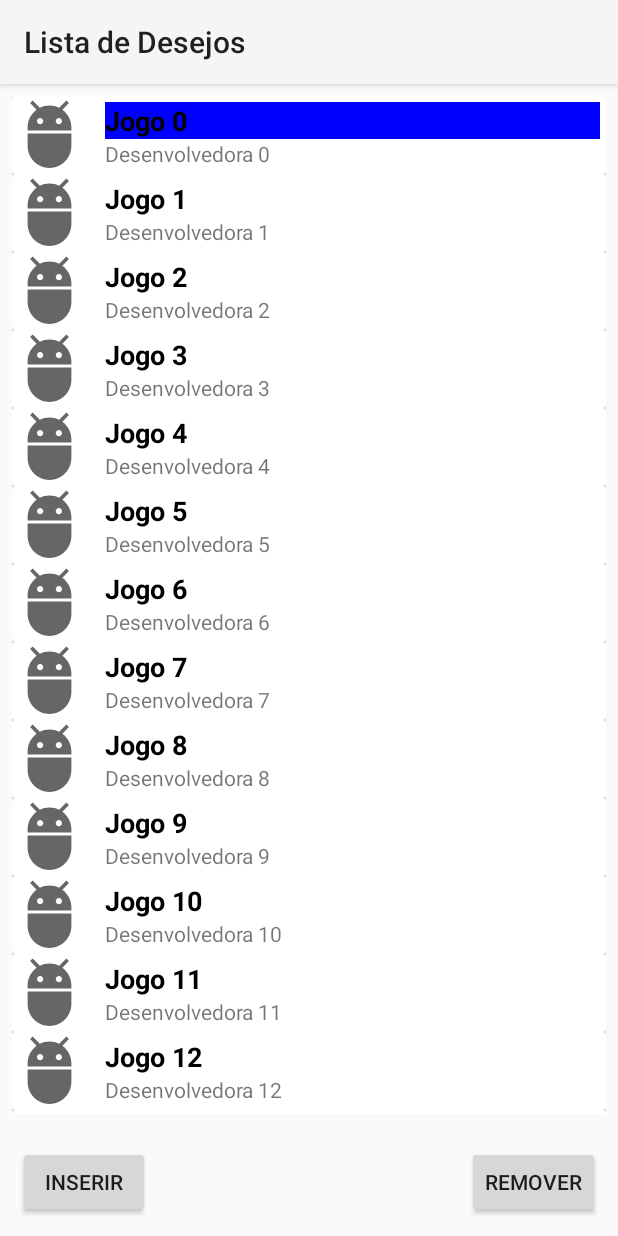
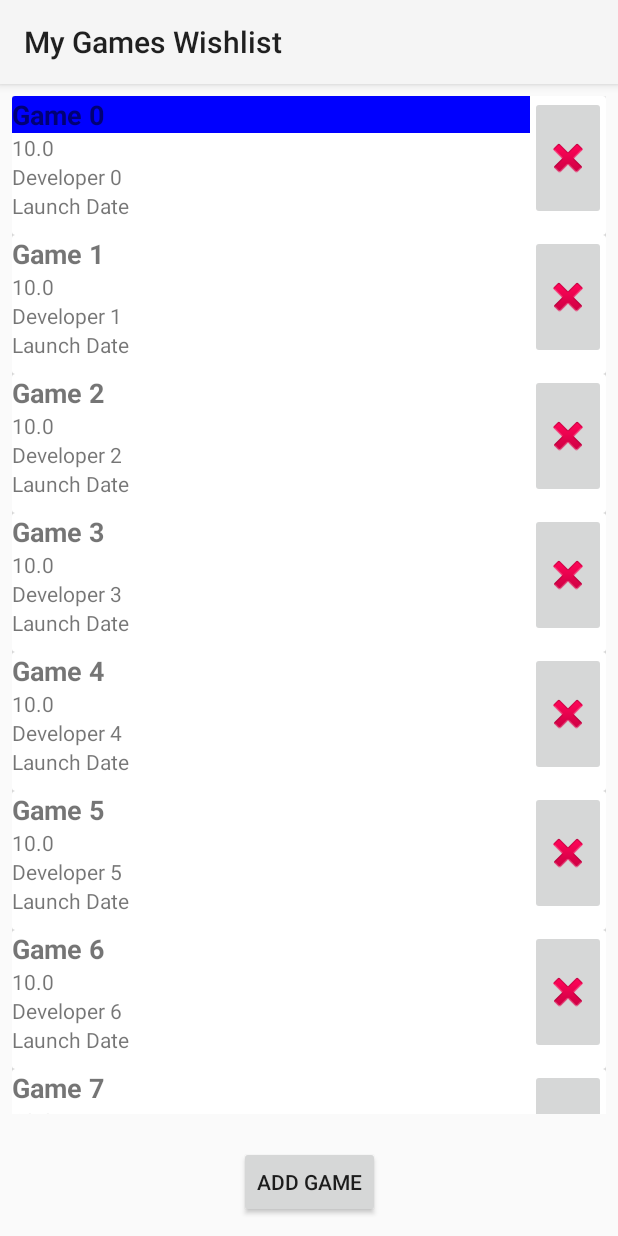
Before and after one commit to Gustavo-F/Programacao-Dispositivos-Moveis, an Android app: the screen it shows after launch (MainActivity), on a phone screen of 412 x 824 dp. Run offline under Robolectric (Android 15) with nearby library versions, the phone set to English and light mode, and no system bars.

Commit message:
Renomeado classes, funções, atributos e variáveis. Alterado botão para remoção de item.

```diff
--- /dev/null
+++ b/Lista-de-Desejos/app/src/main/java/com/example/listadedesejos/Game.kt
@@ -0,0 +1,5 @@
+package com.example.listadedesejos
+
+import java.util.*
+
+data class Game(val image: Int, val name: String, var price: Float = 0.0f, val launchDate: Date?, var developer: String)
--- /dev/null
+++ b/Lista-de-Desejos/app/src/main/java/com/example/listadedesejos/GameAdapter.kt
@@ -0,0 +1,47 @@
+package com.example.listadedesejos
+
+import android.graphics.Color
+import android.view.LayoutInflater
+import android.view.View
+import android.view.ViewGroup
+import android.widget.ImageButton
+import android.widget.TextView
+import androidx.recyclerview.widget.RecyclerView
+
+class GameAdapter(
+    private val gameList: List<Game>,
+    val listener: OnGameClickListener
+    ): RecyclerView.Adapter<GameAdapter.GameViewHolder>() {
+
+    inner class GameViewHolder(gameView: View): RecyclerView.ViewHolder(gameView), View.OnClickListener  {
+        val name: TextView = gameView.findViewById(R.id.name)
+        val developer: TextView = gameView.findViewById(R.id.developer)
+        val price: TextView = gameView.findViewById(R.id.price)
+        private val removeButton: ImageButton = gameView.findViewById(R.id.remove) as ImageButton
+
+        init {
+            removeButton.setOnClickListener(this)
+        }
+        override fun onClick(v: View?) {
+            listener.onRemoveButtonClick(adapterPosition)
+        }
+    }
+
+    override fun onCreateViewHolder(parent: ViewGroup, viewType: Int): GameViewHolder {
+        val gameView = LayoutInflater.from(parent.context).inflate(R.layout.item, parent, false)
+        return GameViewHolder(gameView)
+    }
+
+    override fun onBindViewHolder(holder: GameViewHolder, position: Int) {
+        val currentGame = gameList[position]
+        holder.name.text = (currentGame.name)
+        holder.developer.text = (currentGame.developer)
+        holder.price.text = (currentGame.price.toString())
+
+        if (position == 0){
+            holder.name.setBackgroundColor(Color.BLUE)
+        }
+    }
+
+    override fun getItemCount() = gameList.size
+}
--- a/Lista-de-Desejos/app/src/main/java/com/example/listadedesejos/Jogo.kt
+++ /dev/null
@@ -1,3 +0,0 @@
-package com.example.listadedesejos
-
-data class Jogo (val image: Int, val nome: String, var desenvolvedora: String)
--- a/Lista-de-Desejos/app/src/main/java/com/example/listadedesejos/JogoAdapter.kt
+++ /dev/null
@@ -1,48 +0,0 @@
-package com.example.listadedesejos
-
-import android.graphics.Color
-import android.view.LayoutInflater
-import android.view.View
-import android.view.ViewGroup
-import android.widget.ImageView
-import android.widget.TextView
-import androidx.recyclerview.widget.RecyclerView
-
-class JogoAdapter(
-        private val jogoList: List<Jogo>,
-        val listener: OnJogoClickListener
-    ): RecyclerView.Adapter<JogoAdapter.JogoViewHolder>() {
-
-    inner class JogoViewHolder(jogoView: View): RecyclerView.ViewHolder(jogoView), View.OnClickListener {
-
-        val image: ImageView = jogoView.findViewById(R.id.imageView)
-        val titulo: TextView = jogoView.findViewById(R.id.title)
-        val info: TextView = jogoView.findViewById(R.id.info)
-
-        init {
-            jogoView.setOnClickListener(this)
-        }
-
-        override fun onClick(v: View?) {
-            listener.onJogoClick(adapterPosition)
-        }
-    }
-
-    override fun onCreateViewHolder(parent: ViewGroup, viewType: Int): JogoViewHolder {
-        val jogoView = LayoutInflater.from(parent.context).inflate(R.layout.item, parent, false)
-        return JogoViewHolder(jogoView)
-    }
-
-    override fun onBindViewHolder(holder: JogoViewHolder, position: Int) {
-        val jogoAtual = jogoList[position]
-        holder.image.setImageResource(jogoAtual.image)
-        holder.titulo.text = (jogoAtual.nome)
-        holder.info.text = (jogoAtual.desenvolvedora)
-
-        if (position == 0){
-            holder.titulo.setBackgroundColor(Color.BLUE)
-        }
-    }
-
-    override fun getItemCount() = jogoList.size
-}
--- a/Lista-de-Desejos/app/src/main/java/com/example/listadedesejos/MainActivity.kt
+++ b/Lista-de-Desejos/app/src/main/java/com/example/listadedesejos/MainActivity.kt
@@ -6,12 +6,13 @@ import android.view.View
 import android.widget.Toast
 import androidx.recyclerview.widget.LinearLayoutManager
 import androidx.recyclerview.widget.RecyclerView
+import java.security.spec.PSSParameterSpec
 import kotlin.random.Random
 
-class MainActivity : AppCompatActivity(), OnJogoClickListener {
+class MainActivity : AppCompatActivity(), OnGameClickListener {
 
-    private val jogos: ArrayList<Jogo> = generateList(500)
-    private val adapter= JogoAdapter(jogos, this)
+    private val games: ArrayList<Game> = generateList(500)
+    private val adapter= GameAdapter(games, this)
 
     override fun onCreate(savedInstanceState: Bundle?) {
         super.onCreate(savedInstanceState)
@@ -22,10 +23,10 @@ class MainActivity : AppCompatActivity(), OnJogoClickListener {
         recyclerView.layoutManager = LinearLayoutManager(this)
         recyclerView.setHasFixedSize(true)
     }
-    fun generateList(size: Int): ArrayList<Jogo>{
-        val list = ArrayList<Jogo>()
+    private fun generateList(size: Int): ArrayList<Game>{
+        val list = ArrayList<Game>()
         for (i in 0 until size){
-            val jogo = Jogo(R.drawable.ic_baseline_adb_24, "Jogo $i", "Desenvolvedora $i")
+            val jogo = Game(R.drawable.ic_baseline_adb_24, "Game $i", 10.0f,null, "Developer $i")
             list.add(jogo)
         }
 
@@ -33,21 +34,14 @@ class MainActivity : AppCompatActivity(), OnJogoClickListener {
     }
 
     fun insertButton(view: View) {
-        val jogo = Jogo(R.drawable.ic_baseline_adb_24, "Novo Jogo", "desenvolvedora")
+        val jogo = Game(R.drawable.ic_baseline_adb_24, "New Game", 10.0f,null, "Developer")
         val position = Random.nextInt(0, 8)
-        jogos.add(position, jogo)
+        games.add(position, jogo)
         adapter.notifyItemInserted(position)
     }
 
-    fun removeButton(view: View) {
-        val position = (0..8).random()
-        jogos.removeAt(position)
+    override fun onRemoveButtonClick(position: Int) {
+        games.removeAt(position)
         adapter.notifyItemRemoved(position)
     }
-
-    override fun onJogoClick(position: Int) {
-        Toast.makeText(this, "Jogo: ${jogos[position].nome}", Toast.LENGTH_SHORT).show()
-        jogos[position].desenvolvedora = "vocẽ clicou neste jogo"
-        adapter.notifyItemChanged(position)
-    }
 }
--- /dev/null
+++ b/Lista-de-Desejos/app/src/main/java/com/example/listadedesejos/OnGameClickListener.kt
@@ -0,0 +1,5 @@
+package com.example.listadedesejos
+
+interface OnGameClickListener {
+    fun onRemoveButtonClick(position: Int)
+}
--- a/Lista-de-Desejos/app/src/main/java/com/example/listadedesejos/OnJogoClickListener.kt
+++ /dev/null
@@ -1,5 +0,0 @@
-package com.example.listadedesejos
-
-interface OnJogoClickListener {
-    fun onJogoClick(position: Int)
-}
--- a/Lista-de-Desejos/app/src/main/res/layout/activity_main.xml
+++ b/Lista-de-Desejos/app/src/main/res/layout/activity_main.xml
@@ -22,15 +22,7 @@
         android:onClick="insertButton"
         android:text="@string/insert"
         app:layout_constraintBottom_toBottomOf="parent"
+        app:layout_constraintEnd_toEndOf="parent"
         app:layout_constraintStart_toStartOf="parent"></Button>
 
-    <Button
-        android:id="@+id/removeButton"
-        android:layout_width="wrap_content"
-        android:layout_height="wrap_content"
-        android:layout_margin="12dp"
-        android:onClick="removeButton"
-        android:text="@string/remove"
-        app:layout_constraintBottom_toBottomOf="parent"
-        app:layout_constraintEnd_toEndOf="parent"></Button>
 </androidx.constraintlayout.widget.ConstraintLayout>
--- a/Lista-de-Desejos/app/src/main/res/layout/item.xml
+++ b/Lista-de-Desejos/app/src/main/res/layout/item.xml
@@ -1,45 +1,56 @@
 <?xml version="1.0" encoding="utf-8"?>
 <androidx.cardview.widget.CardView xmlns:android="http://schemas.android.com/apk/res/android"
+    xmlns:app="http://schemas.android.com/apk/res-auto"
+    xmlns:tools="http://schemas.android.com/tools"
     android:layout_width="match_parent"
     android:layout_height="wrap_content">
 
-    <androidx.appcompat.widget.LinearLayoutCompat
+    <LinearLayout
         android:layout_width="match_parent"
         android:layout_height="wrap_content"
+        android:layout_marginBottom="10dp"
         android:orientation="horizontal">
 
-        <ImageView
-            android:id="@+id/imageView"
-            android:layout_width="50dp"
-            android:layout_height="50dp"
-            android:layout_marginEnd="8dp"
-            android:contentDescription="TODO"
-            android:src="@drawable/ic_baseline_adb_24">
-        </ImageView>
-
-        <androidx.appcompat.widget.LinearLayoutCompat
-            android:layout_width="match_parent"
+        <LinearLayout
+            android:layout_width="345dp"
             android:layout_height="wrap_content"
-            android:orientation="vertical"
-            android:padding="4dp">
+            android:orientation="vertical">
 
             <TextView
-                android:id="@+id/title"
+                android:id="@+id/name"
                 android:layout_width="match_parent"
                 android:layout_height="wrap_content"
+                android:text="@string/name"
                 android:textSize="18sp"
-                android:textStyle="bold"
-                android:textColor="@color/black"
-                android:text="Título"/>
+                android:textStyle="bold" />
 
             <TextView
-                android:id="@id/info"
+                android:id="@+id/price"
                 android:layout_width="match_parent"
                 android:layout_height="wrap_content"
-                android:text="Informações"/>
+                android:inputType="numberDecimal"
+                android:text="@string/price_example"
+                tools:ignore="TextViewEdits" />
 
-        </androidx.appcompat.widget.LinearLayoutCompat>
+            <TextView
+                android:id="@+id/developer"
+                android:layout_width="match_parent"
+                android:layout_height="wrap_content"
+                android:text="@string/developer" />
 
-    </androidx.appcompat.widget.LinearLayoutCompat>
+            <TextView
+                android:id="@+id/launchDate"
+                android:layout_width="match_parent"
+                android:layout_height="wrap_content"
+                android:text="@string/launch_date" />
+        </LinearLayout>
 
+        <ImageButton
+            android:id="@+id/remove"
+            android:layout_width="wrap_content"
+            android:layout_height="match_parent"
+            android:layout_weight="1"
+            app:srcCompat="@android:drawable/ic_delete" />
+
+    </LinearLayout>
 </androidx.cardview.widget.CardView>
--- a/Lista-de-Desejos/app/src/main/res/values/strings.xml
+++ b/Lista-de-Desejos/app/src/main/res/values/strings.xml
@@ -1,5 +1,9 @@
 <resources>
-    <string name="app_name">Lista de Desejos</string>
-    <string name="insert">Inserir</string>
-    <string name="remove">Remover</string>
+    <string name="app_name">My Games Wishlist</string>
+    <string name="insert">Add Game</string>
+    <string name="remove">Remove</string>
+    <string name="launch_date">Launch Date</string>
+    <string name="developer">Developer</string>
+    <string name="name">Name</string>
+    <string name="price_example">R$ 10,0</string>
 </resources>
```
